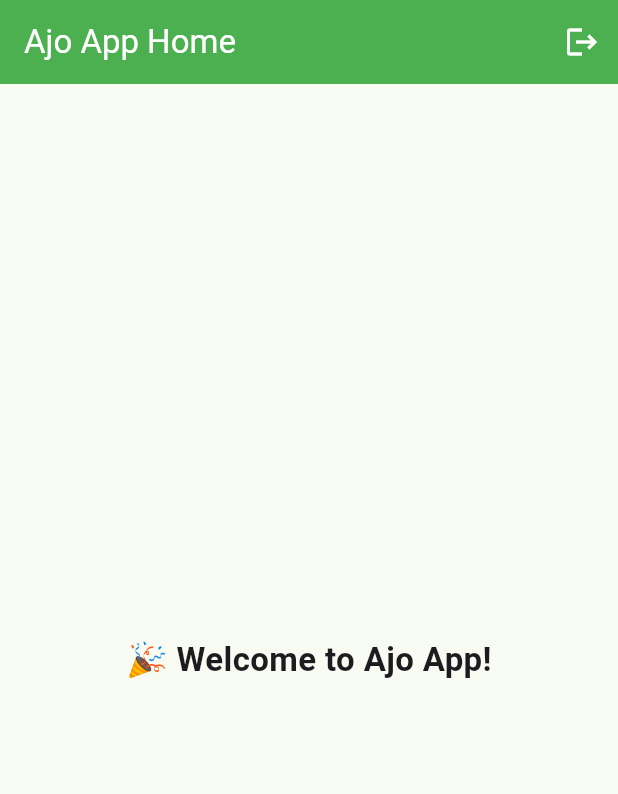
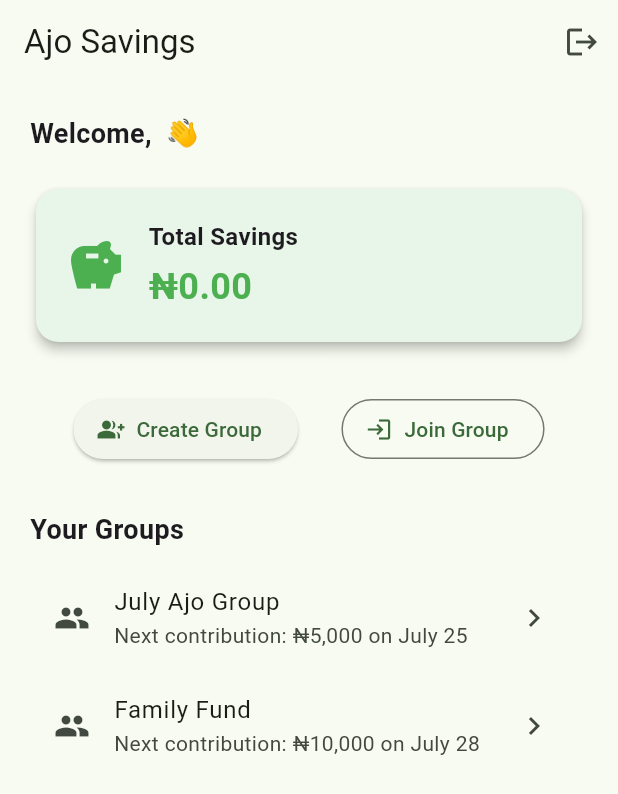
Before and after one commit to geniusrestore/ajo_flutter, a Flutter app: the HomeScreen screen opened directly, on a phone screen of 412 x 824 dp. Shown: the top 794 px of the screen. Run offline on Flutter 3.47's test engine with Material 3 defaults, Android fonts, the phone set to English and light mode, and no system bars; our stand-ins replace firebase_auth, firebase_core; accounts and stored records are empty.

```diff
--- a/lib/screens/home_screen.dart
+++ b/lib/screens/home_screen.dart
@@ -1,32 +1,123 @@
+import 'package:firebase_auth/firebase_auth.dart';
 import 'package:flutter/material.dart';
-import 'package:ajo_fixed/screens/auth_screen.dart';
 
 class HomeScreen extends StatelessWidget {
   const HomeScreen({super.key});
 
+  void _logout() async {
+    await FirebaseAuth.instance.signOut();
+  }
+
   @override
   Widget build(BuildContext context) {
+    final user = FirebaseAuth.instance.currentUser;
+
     return Scaffold(
       appBar: AppBar(
-        title: const Text("Ajo App Home"),
-        backgroundColor: Colors.green,
-        foregroundColor: Colors.white,
+        title: const Text('Ajo Savings'),
         actions: [
           IconButton(
-            onPressed: () {
-              Navigator.pushReplacement(
-                context,
-                MaterialPageRoute(builder: (_) => const AuthScreen()),
-              );
-            },
+            onPressed: _logout,
             icon: const Icon(Icons.logout),
+            tooltip: "Logout",
           )
         ],
       ),
-      body: const Center(
-        child: Text(
-          "🎉 Welcome to Ajo App!",
-          style: TextStyle(fontSize: 22, fontWeight: FontWeight.bold),
+      body: Padding(
+        padding: const EdgeInsets.all(20.0),
+        child: Column(
+          crossAxisAlignment: CrossAxisAlignment.start,
+          children: [
+            Text(
+              'Welcome, ${user?.email ?? "User"} 👋',
+              style: const TextStyle(fontSize: 18, fontWeight: FontWeight.w600),
+            ),
+            const SizedBox(height: 20),
+
+            // 💰 Total Savings Card
+            Card(
+              color: Colors.green.shade50,
+              elevation: 3,
+              shape: RoundedRectangleBorder(borderRadius: BorderRadius.circular(15)),
+              child: Padding(
+                padding: const EdgeInsets.all(20.0),
+                child: Row(
+                  children: const [
+                    Icon(Icons.savings, size: 40, color: Colors.green),
+                    SizedBox(width: 15),
+                    Column(
+                      crossAxisAlignment: CrossAxisAlignment.start,
+                      children: [
+                        Text("Total Savings",
+                            style: TextStyle(
+                              fontSize: 16,
+                              fontWeight: FontWeight.bold,
+                            )),
+                        SizedBox(height: 5),
+                        Text("₦0.00",
+                            style: TextStyle(
+                              fontSize: 24,
+                              color: Colors.green,
+                              fontWeight: FontWeight.bold,
+                            )),
+                      ],
+                    )
+                  ],
+                ),
+              ),
+            ),
+
+            const SizedBox(height: 30),
+
+            // ➕ Create or Join Group
+            Row(
+              mainAxisAlignment: MainAxisAlignment.spaceEvenly,
+              children: [
+                ElevatedButton.icon(
+                  onPressed: () {
+                    // TODO: Navigate to create group
+                  },
+                  icon: const Icon(Icons.group_add),
+                  label: const Text("Create Group"),
+                ),
+                OutlinedButton.icon(
+                  onPressed: () {
+                    // TODO: Navigate to join group
+                  },
+                  icon: const Icon(Icons.login),
+                  label: const Text("Join Group"),
+                ),
+              ],
+            ),
+
+            const SizedBox(height: 30),
+
+            const Text(
+              "Your Groups",
+              style: TextStyle(fontSize: 18, fontWeight: FontWeight.w600),
+            ),
+            const SizedBox(height: 10),
+
+            // 🧾 List of Groups (Static for now)
+            Expanded(
+              child: ListView(
+                children: const [
+                  ListTile(
+                    leading: Icon(Icons.group),
+                    title: Text("July Ajo Group"),
+                    subtitle: Text("Next contribution: ₦5,000 on July 25"),
+                    trailing: Icon(Icons.chevron_right),
+                  ),
+                  ListTile(
+                    leading: Icon(Icons.group),
+                    title: Text("Family Fund"),
+                    subtitle: Text("Next contribution: ₦10,000 on July 28"),
+                    trailing: Icon(Icons.chevron_right),
+                  ),
+                ],
+              ),
+            )
+          ],
         ),
       ),
     );
```
Also changed, not shown: lib/main.dart (+20 -2 lines), lib/screens/auth_wrapper.dart (added, +26 -0 lines).
